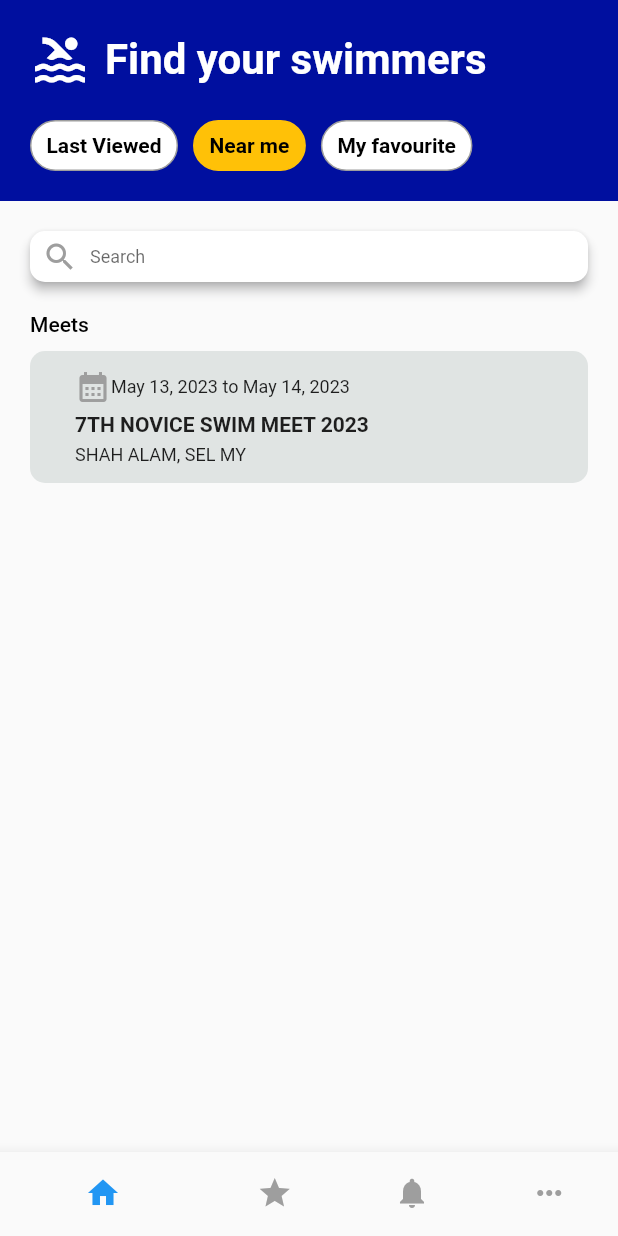
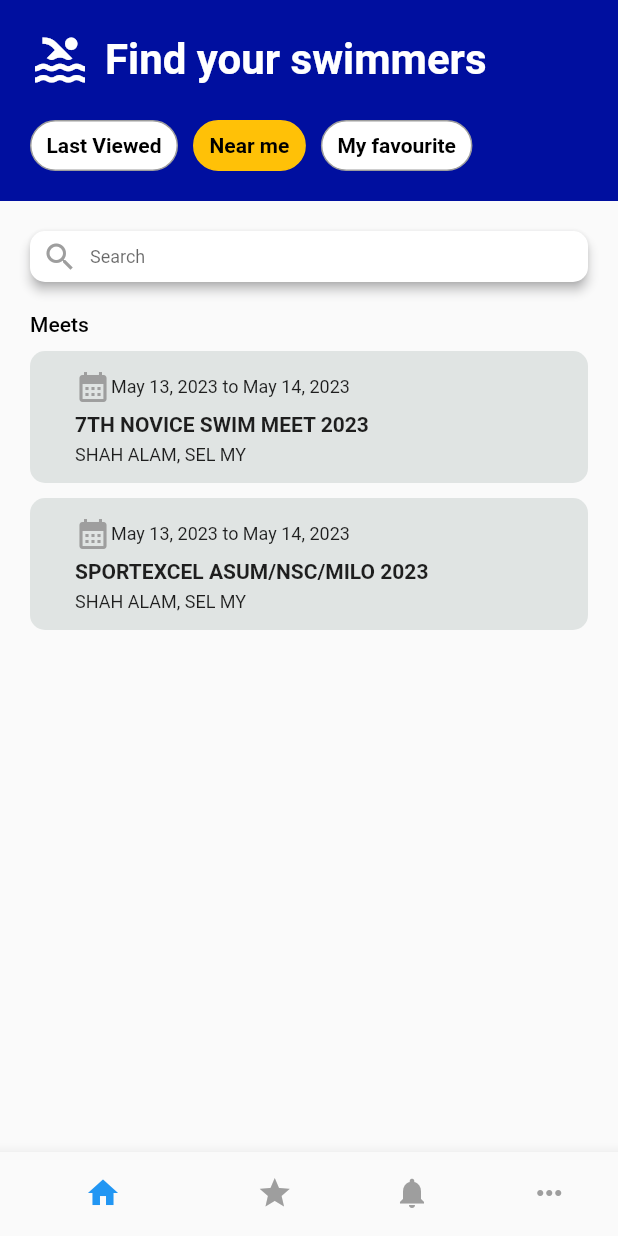
Before and after one commit to Seik00/swim, a Flutter app: the screen it shows after launch, after a tap on "Near me", on a phone screen of 412 x 824 dp. Run offline on Flutter 3.47's test engine with Material 2 defaults, Android fonts, the phone set to English and light mode, and no system bars.

Commit message:
Update home.dart

```diff
--- a/app/lib/home.dart
+++ b/app/lib/home.dart
@@ -156,7 +156,7 @@ class _HomepageState extends State<Homepage> {
                     Expanded(
                       child: ListView.builder(
                           physics: const BouncingScrollPhysics(),
-                          itemCount: 1,
+                          itemCount: selected == 1 ? 2 : 1,
                           itemBuilder: (context, int i) {
                             return GestureDetector(
                               onTap: () => Navigator.push(
@@ -195,8 +195,16 @@ class _HomepageState extends State<Homepage> {
                                               fontSize: 14,
                                               fontWeight: FontWeight.w600))
                                     else if (selected == 1)
+                                      if (i == 0)
                                         Text(
                                             ('7th Novice Swim Meet 2023')
+                                                .toUpperCase(),
+                                            style: const TextStyle(
+                                                fontSize: 14,
+                                                fontWeight: FontWeight.w600))
+                                      else
+                                        Text(
+                                            ('Sportexcel ASUM/NSC/MILO 2023')
                                                 .toUpperCase(),
                                             style: const TextStyle(
                                                 fontSize: 14,
```
Lines whose indentation alone changed are shown as unchanged.
